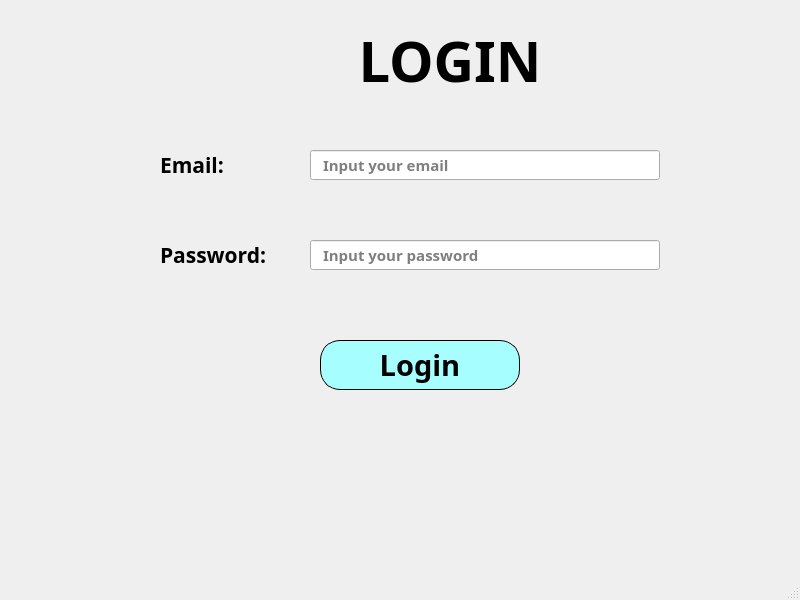
trungsliver/MK-C4K-PTA19, file Lesson6/login.ui: the form before one commit.
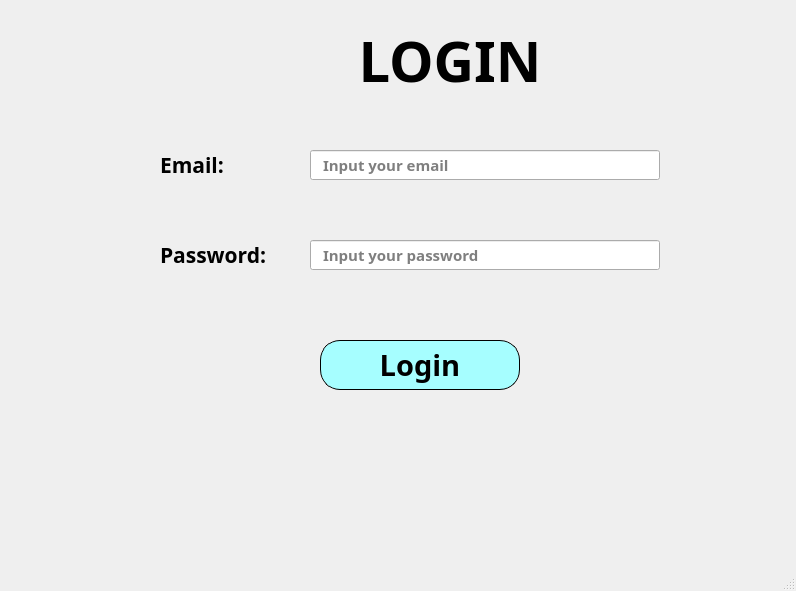
The form after the commit.

```diff
--- a/Lesson6/login.ui
+++ b/Lesson6/login.ui
@@ -6,8 +6,8 @@
    <rect>
     <x>0</x>
     <y>0</y>
-    <width>800</width>
-    <height>600</height>
+    <width>796</width>
+    <height>591</height>
    </rect>
   </property>
   <property name="windowTitle">
```
Left out of the diff: 2 changed lines with no effect on the pictures.
